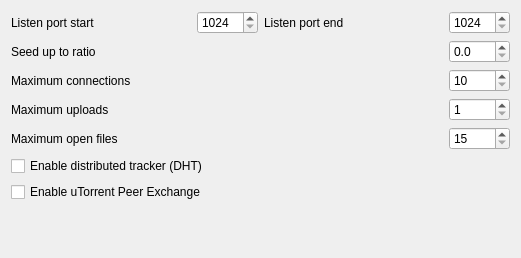
Before: the Qt Designer form engines/SettingsTorrentForm.ui in LubosD/fatrat, drawn with Qt 5.
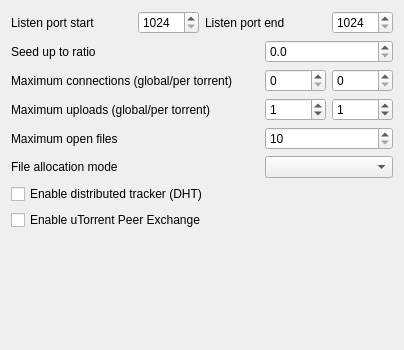
After: the same form once the commit is applied.

Commit message: User can select torrent file allocation mode User can set both local and global torrent resource limits

```diff
--- a/engines/SettingsTorrentForm.ui
+++ b/engines/SettingsTorrentForm.ui
@@ -5,8 +5,8 @@
    <rect>
     <x>0</x>
     <y>0</y>
-    <width>521</width>
-    <height>258</height>
+    <width>404</width>
+    <height>350</height>
    </rect>
   </property>
   <property name="windowTitle" >
@@ -115,15 +115,19 @@
         </sizepolicy>
        </property>
        <property name="text" >
-        <string>Maximum connections</string>
+        <string>Maximum connections (global/per torrent)</string>
        </property>
       </widget>
      </item>
-     <item row="1" column="1" colspan="2" >
+     <item row="1" column="1" >
       <widget class="QSpinBox" name="spinConnections" >
-       <property name="minimum" >
-        <number>10</number>
+       <property name="maximum" >
+        <number>10000</number>
        </property>
+      </widget>
+     </item>
+     <item row="1" column="2" >
+      <widget class="QSpinBox" name="spinConnectionsLocal" >
        <property name="maximum" >
         <number>10000</number>
        </property>
@@ -132,28 +136,21 @@
      <item row="2" column="0" >
       <widget class="QLabel" name="label_5" >
        <property name="text" >
-        <string>Maximum uploads</string>
+        <string>Maximum uploads (global/per torrent)</string>
        </property>
       </widget>
      </item>
-     <item row="2" column="1" colspan="2" >
+     <item row="2" column="1" >
       <widget class="QSpinBox" name="spinUploads" >
-       <property name="minimum" >
+       <property name="value" >
         <number>1</number>
        </property>
       </widget>
      </item>
-     <item row="4" column="0" >
-      <widget class="QCheckBox" name="checkDHT" >
-       <property name="text" >
-        <string>Enable distributed tracker (DHT)</string>
-       </property>
-      </widget>
-     </item>
-     <item row="5" column="0" >
-      <widget class="QCheckBox" name="checkPEX" >
-       <property name="text" >
-        <string>Enable uTorrent Peer Exchange</string>
+     <item row="2" column="2" >
+      <widget class="QSpinBox" name="spinUploadsLocal" >
+       <property name="value" >
+        <number>1</number>
        </property>
       </widget>
      </item>
@@ -167,13 +164,37 @@
      <item row="3" column="1" colspan="2" >
       <widget class="QSpinBox" name="spinFiles" >
        <property name="minimum" >
-        <number>15</number>
+        <number>10</number>
        </property>
        <property name="maximum" >
         <number>500</number>
        </property>
       </widget>
      </item>
+     <item row="4" column="0" >
+      <widget class="QLabel" name="label_7" >
+       <property name="text" >
+        <string>File allocation mode</string>
+       </property>
+      </widget>
+     </item>
+     <item row="4" column="1" colspan="2" >
+      <widget class="QComboBox" name="comboAllocation" />
+     </item>
+     <item row="5" column="0" >
+      <widget class="QCheckBox" name="checkDHT" >
+       <property name="text" >
+        <string>Enable distributed tracker (DHT)</string>
+       </property>
+      </widget>
+     </item>
+     <item row="6" column="0" >
+      <widget class="QCheckBox" name="checkPEX" >
+       <property name="text" >
+        <string>Enable uTorrent Peer Exchange</string>
+       </property>
+      </widget>
+     </item>
     </layout>
    </item>
    <item row="2" column="0" >
```
Left out of the diff: 2 changed lines with no effect on the pictures. The commit also changes 4 other files.
